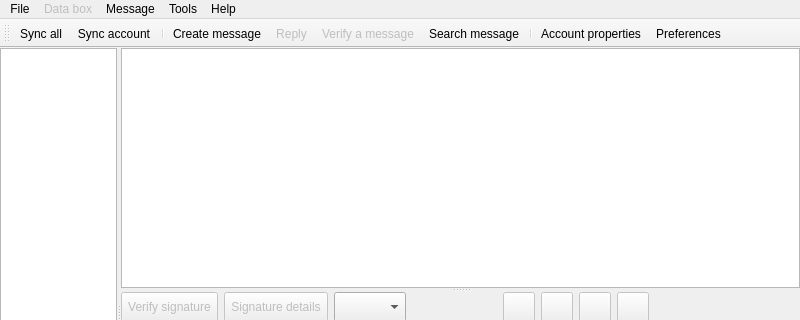
Qt form src/gui/ui/datovka.ui (psakar/datovka) before a commit; both pictures show x 0 to 800 and y 0 to 320 of the 800 by 600 pixel window.
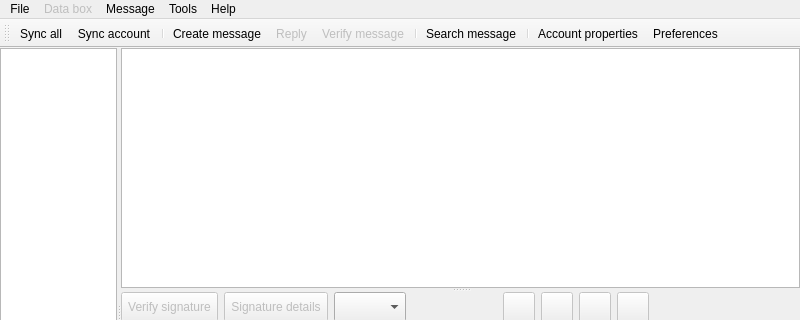
The same form after that commit. Icons and pictures are not drawn.

Commit message: Toolbar re-design and Czech translations (issue #173)

Diff of the .ui file:
```diff
--- a/src/gui/ui/datovka.ui
+++ b/src/gui/ui/datovka.ui
@@ -553,6 +553,12 @@
    <property name="windowTitle">
     <string>toolBar</string>
    </property>
+   <property name="iconSize">
+    <size>
+     <width>32</width>
+     <height>32</height>
+    </size>
+   </property>
    <property name="toolButtonStyle">
     <enum>Qt::ToolButtonTextUnderIcon</enum>
    </property>
@@ -568,6 +574,7 @@
    <addaction name="actionCreate_message"/>
    <addaction name="actionReply_to_the_sender"/>
    <addaction name="actionVerify_a_message"/>
+   <addaction name="separator"/>
    <addaction name="actionMsgAdvancedSearch"/>
    <addaction name="separator"/>
    <addaction name="actionAccount_props"/>
@@ -952,7 +959,7 @@
      <normaloff>:/icons/32x32/datovka-message-verify.png</normaloff>:/icons/32x32/datovka-message-verify.png</iconset>
    </property>
    <property name="text">
-    <string>Verify a message</string>
+    <string>Verify message</string>
    </property>
    <property name="toolTip">
     <string>Verify a message</string>
```
Left out of the diff: 22 changed lines with no effect on the pictures. The commit also changes 3 other files.
